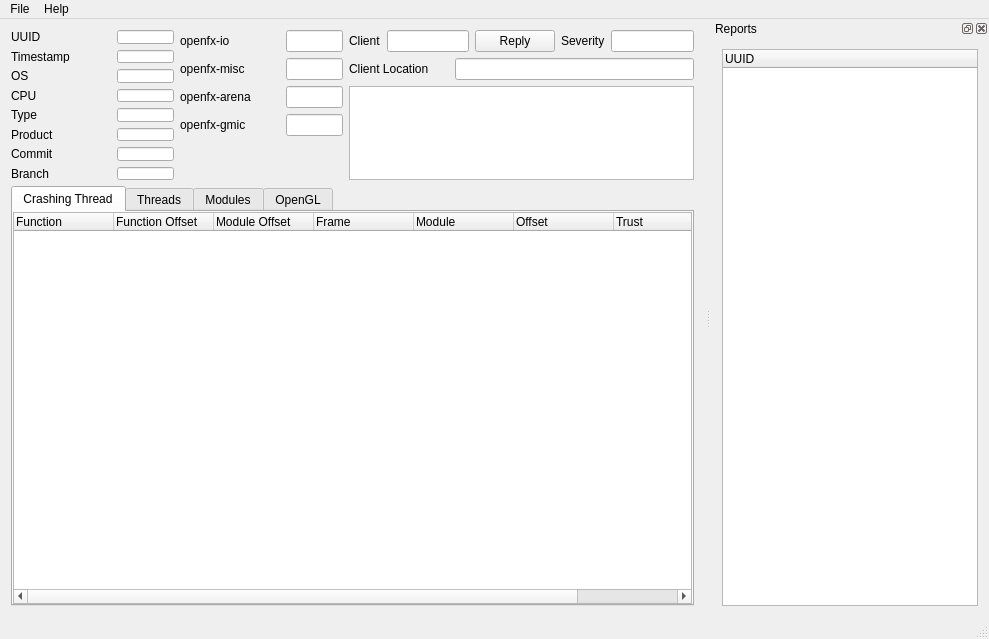
NatronGitHub/stackwalker, file breakdown/breakdown.ui: the form before one commit.
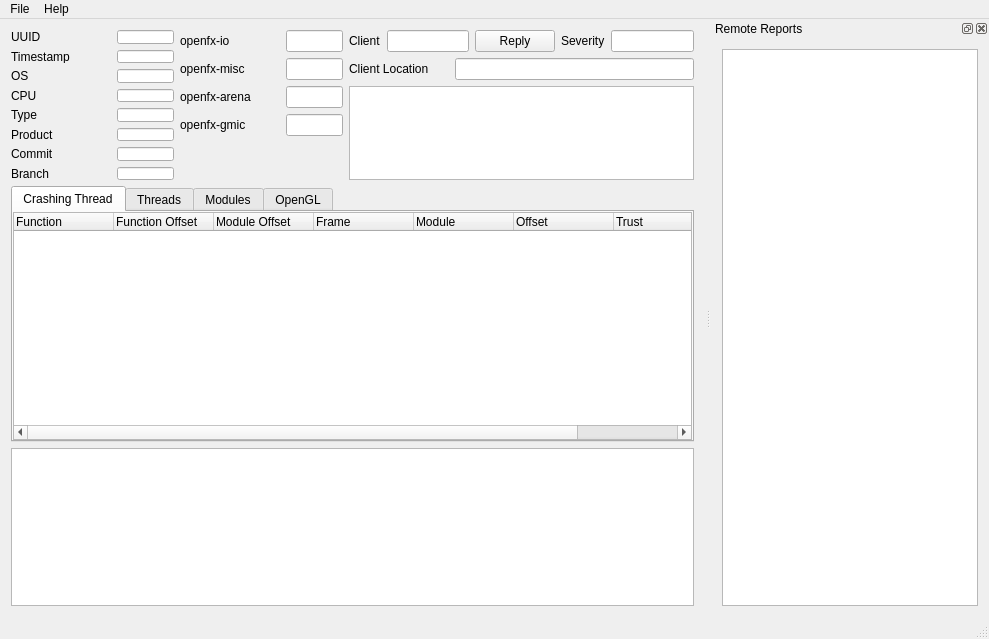
The form after the commit.

The edit to the form file:
```diff
--- a/breakdown/breakdown.ui
+++ b/breakdown/breakdown.ui
@@ -814,6 +814,13 @@
       </widget>
      </widget>
     </item>
+    <item>
+     <widget class="QPlainTextEdit" name="log">
+      <property name="readOnly">
+       <bool>true</bool>
+      </property>
+     </widget>
+    </item>
    </layout>
   </widget>
   <widget class="QMenuBar" name="menuBar">
@@ -850,7 +857,7 @@
   <widget class="QStatusBar" name="statusBar"/>
   <widget class="QDockWidget" name="reportsDock">
    <property name="windowTitle">
-    <string>Reports</string>
+    <string>Remote Reports</string>
    </property>
    <attribute name="dockWidgetArea">
     <number>2</number>
@@ -860,7 +867,7 @@
      <item>
       <widget class="QTreeWidget" name="reportsTree">
        <attribute name="headerVisible">
-        <bool>true</bool>
+        <bool>false</bool>
        </attribute>
        <column>
         <property name="text">
```
